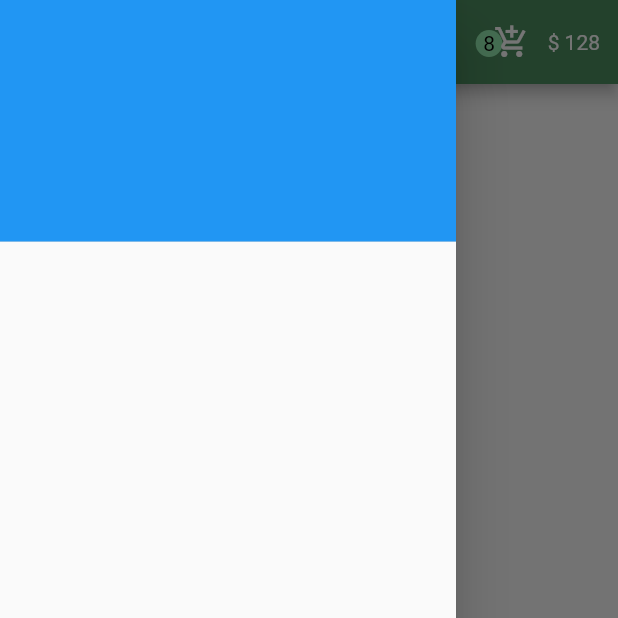
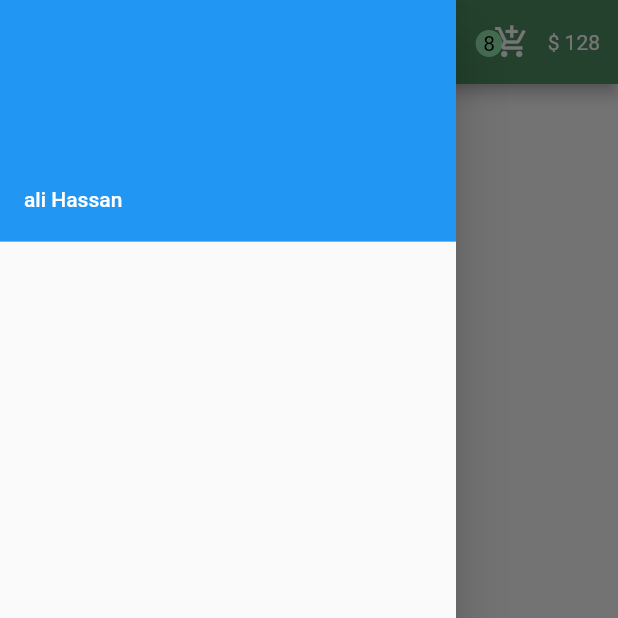
Before and after one commit to Ayat24/flower_app, a Flutter app: the screen it shows after launch, with the side drawer open, on a phone screen of 412 x 824 dp, the top half of it. Run offline on Flutter 3.47's test engine with Material 2 defaults, Android fonts, the phone set to English and light mode, and no system bars; missing offline and left inert: dart:html.

Commit message:
add accountName

```diff
--- a/lib/pages/home.dart
+++ b/lib/pages/home.dart
@@ -9,7 +9,12 @@ class Home extends StatelessWidget {
       drawer: Drawer(
         child: Column(
           children: [
-            UserAccountsDrawerHeader(),
+            UserAccountsDrawerHeader(
+              accountName: Text("ali Hassan",
+                  style: TextStyle(
+                    color: Color.fromARGB(255, 255, 255, 255),
+                  )),
+            ),
           ],
         ),
       ),
```
